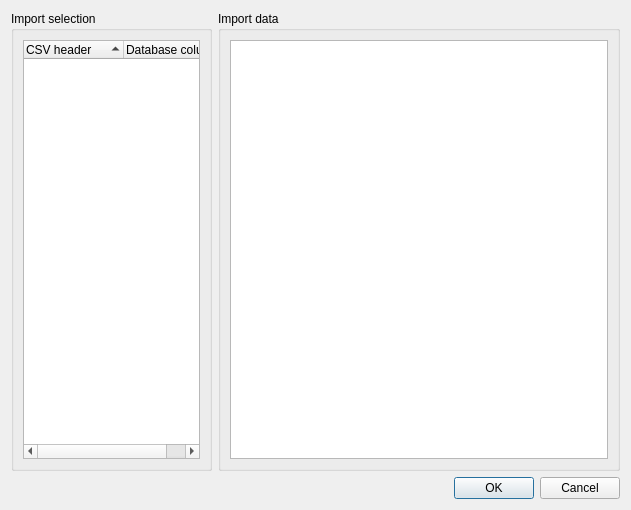
First picture: the form in CSVImporter/CSVImporterDialog.ui, repository domi4484/energia, before the edit.
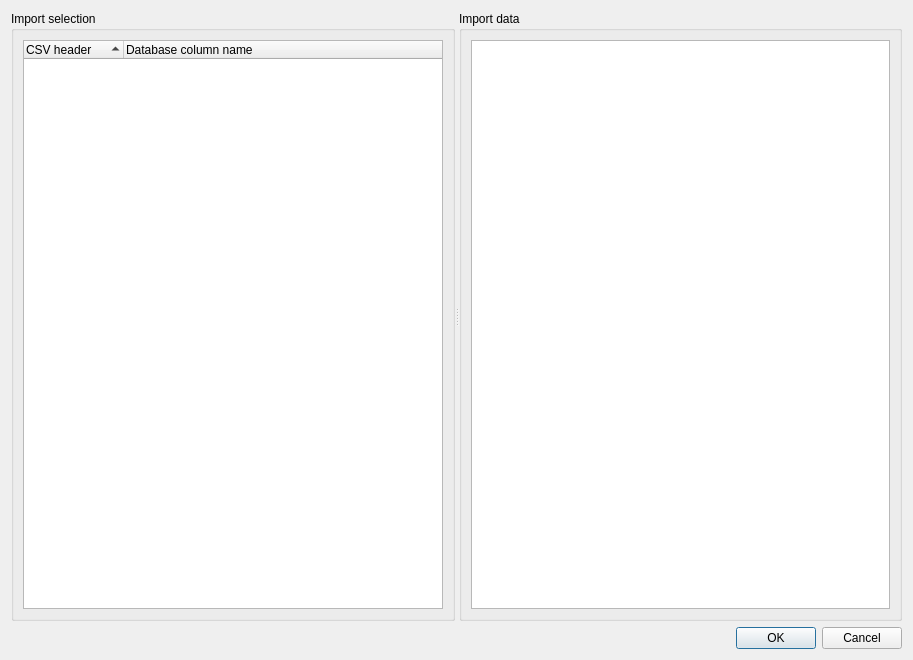
Second picture: the form after the edit.

```diff
--- a/CSVImporter/CSVImporterDialog.ui
+++ b/CSVImporter/CSVImporterDialog.ui
@@ -6,8 +6,8 @@
    <rect>
     <x>0</x>
     <y>0</y>
-    <width>631</width>
-    <height>510</height>
+    <width>913</width>
+    <height>660</height>
    </rect>
   </property>
   <property name="windowTitle">
@@ -15,8 +15,10 @@
   </property>
   <layout class="QVBoxLayout" name="verticalLayout_3">
    <item>
-    <layout class="QHBoxLayout" name="horizontalLayout" stretch="1,2">
-     <item>
+    <widget class="QSplitter" name="splitter">
+     <property name="orientation">
+      <enum>Qt::Horizontal</enum>
+     </property>
       <widget class="QGroupBox" name="groupBox">
        <property name="title">
         <string>Import selection</string>
@@ -44,8 +46,6 @@
         </item>
        </layout>
       </widget>
-     </item>
-     <item>
       <widget class="QGroupBox" name="groupBox_2">
        <property name="title">
         <string>Import data</string>
@@ -60,8 +60,7 @@
         </item>
        </layout>
       </widget>
-     </item>
-    </layout>
+    </widget>
    </item>
    <item>
     <widget class="QDialogButtonBox" name="buttonBox">
```
Lines whose indentation alone changed are shown as unchanged.
